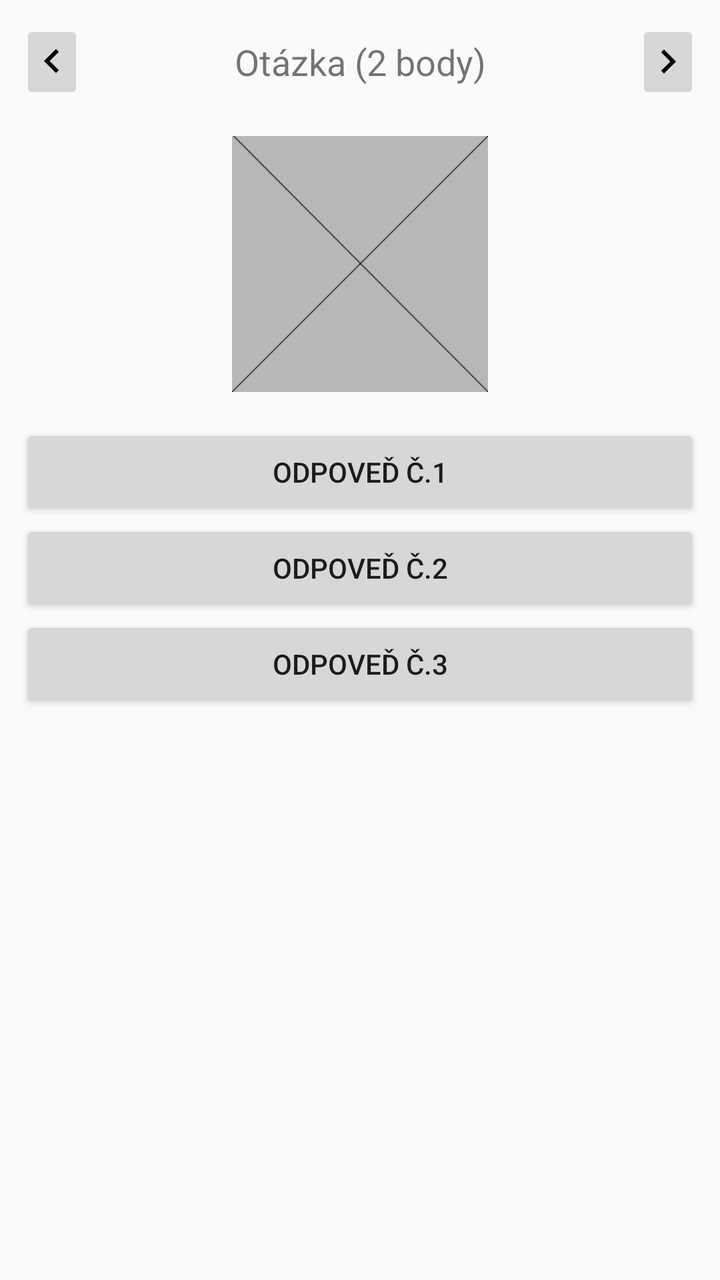
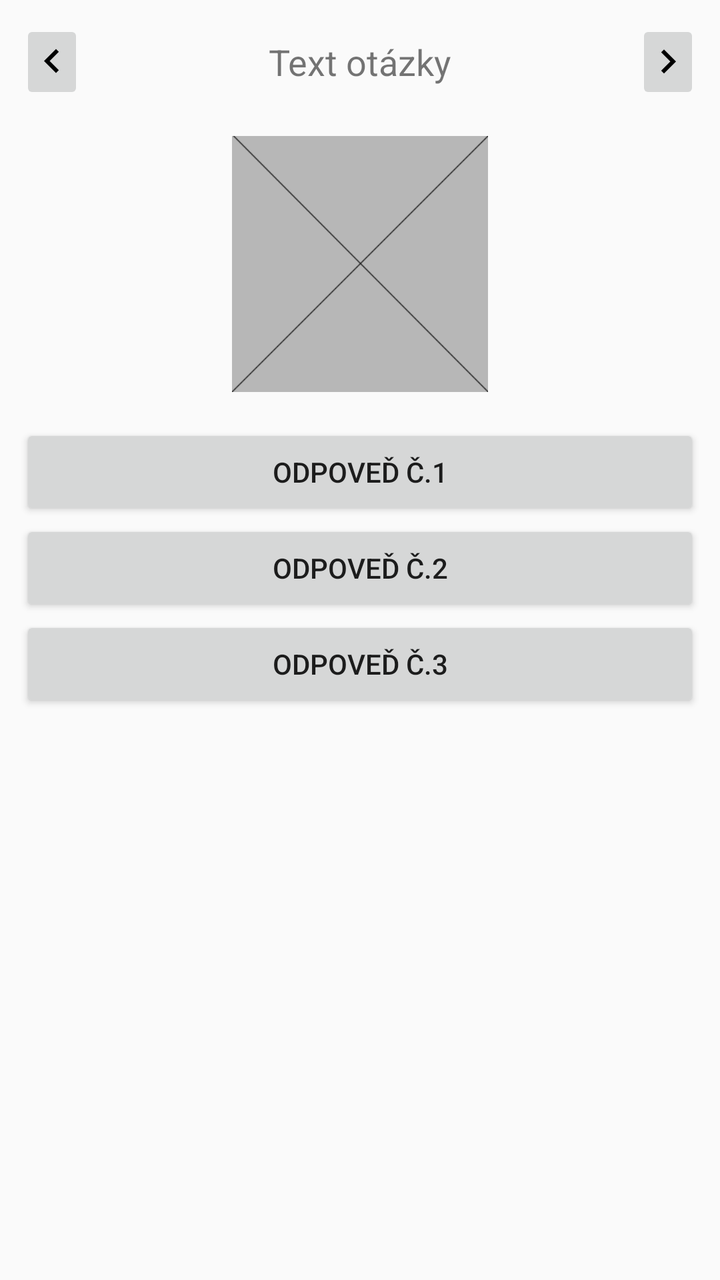

The first picture is an Android layout as it rendered before a commit; the second is the same layout after the commit. The layout source and the unified diff follow.
<!-- AndroidManifest.xml: application theme MyTheme.Light -->
<!-- res/layout/fragment_test.xml -->
<?xml version="1.0" encoding="utf-8"?>
<RelativeLayout
    xmlns:android="http://schemas.android.com/apk/res/android"
    xmlns:app="http://schemas.android.com/apk/res-auto"
    xmlns:tools="http://schemas.android.com/tools"
    android:layout_width="match_parent"
    android:layout_height="match_parent"
    android:background="?android:attr/windowBackground"
    android:paddingBottom="@dimen/activity_vertical_margin"
    android:paddingLeft="@dimen/activity_horizontal_margin"
    android:paddingRight="@dimen/activity_horizontal_margin"
    android:paddingTop="@dimen/activity_vertical_margin"
    app:layout_behavior="@string/appbar_scrolling_view_behavior"
    tools:context=".TestActivityFragment">

    
    <RelativeLayout
        android:layout_width="wrap_content"
        android:layout_height="match_parent">

        
        <LinearLayout
            android:id="@+id/wrapper"
            android:layout_width="match_parent"
            android:layout_height="wrap_content"
            android:gravity="center_horizontal"
            android:minHeight="42dp"
            android:orientation="horizontal">

            
            <ImageButton
                android:id="@+id/previous_question"
                android:layout_width="32dp"
                android:layout_height="match_parent"
                android:layout_marginEnd="8dp"
                android:layout_marginRight="8dp"
                android:layout_weight="0"
                android:src="@drawable/ic_keyboard_arrow_left_black_24dp"/>

            
            <TextView
                android:id="@+id/question_text"
                android:layout_width="match_parent"
                android:layout_height="wrap_content"
                android:layout_gravity="center"
                android:layout_weight="1"
                android:gravity="center"
                android:text="Otázka (2 body)"
                android:textSize="@dimen/tests_question_text_size"/>

            
            <ImageButton
                android:id="@+id/next_question"
                android:layout_width="32dp"
                android:layout_height="match_parent"
                android:layout_marginLeft="8dp"
                android:layout_marginStart="8dp"
                android:layout_weight="0"
                android:src="@drawable/ic_keyboard_arrow_right_black_24dp"/>

        </LinearLayout>

        
        <ImageView
            android:id="@+id/question_image"
            android:layout_width="match_parent"
            android:layout_height="@dimen/tests_image_height"
            android:layout_below="@id/wrapper"
            android:layout_centerHorizontal="true"
            android:layout_marginTop="@dimen/tests_image_margin"
            android:scaleType="fitCenter"
            android:src="@drawable/placeholder_small"
            android:visibility="visible"/>

        
        <LinearLayout
            android:layout_width="match_parent"
            android:layout_height="wrap_content"
            android:layout_below="@id/question_image"
            android:layout_marginTop="@dimen/tests_image_margin"
            android:orientation="vertical">

            <Button
                android:id="@+id/answer1"
                android:layout_width="match_parent"
                android:layout_height="wrap_content"
                android:drawablePadding="-24dp"
                android:minHeight="48dp"
                android:text="Odpoveď č.1"
                android:textSize="@dimen/tests_buttons_text_size"/>

            <Button
                android:id="@+id/answer2"
                android:layout_width="match_parent"
                android:layout_height="wrap_content"
                android:drawableLeft="@null"
                android:drawablePadding="-24dp"
                android:drawableStart="@null"
                android:minHeight="48dp"
                android:text="Odpoveď č.2"
                android:textSize="@dimen/tests_buttons_text_size"/>

            <Button
                android:id="@+id/answer3"
                android:layout_width="match_parent"
                android:layout_height="wrap_content"
                android:drawableLeft="@null"
                android:drawablePadding="-24dp"
                android:drawableStart="@null"
                android:minHeight="48dp"
                android:text="Odpoveď č.3"
                android:textSize="@dimen/tests_buttons_text_size"/>

        </LinearLayout>

    </RelativeLayout>

</RelativeLayout>
<!-- resources referenced by this layout -->
<resources>
  <dimen name="activity_horizontal_margin">4dp</dimen>
  <dimen name="activity_vertical_margin">4dp</dimen>
  <dimen name="tests_buttons_text_size">12sp</dimen>
  <dimen name="tests_image_height">96dp</dimen>
  <dimen name="tests_image_margin">8dp</dimen>
  <dimen name="tests_question_text_size">16sp</dimen>
  <!-- drawable ic_keyboard_arrow_left_black_24dp: png bitmap (drawable-hdpi, 150 bytes) -->
  <!-- drawable ic_keyboard_arrow_right_black_24dp: png bitmap (drawable-hdpi, 147 bytes) -->
  <!-- drawable placeholder_small: png bitmap (drawable, 8288 bytes) -->
  <style name="MyTheme.Light" parent="@style/Theme.AppCompat.Light.NoActionBar">
          
          
          <item name="colorPrimary">@color/colorPrimary</item>
          <item name="colorPrimaryDark">@color/colorPrimaryDark</item>
          <item name="colorSecondary">@color/colorSecondary</item>
          <item name="colorSecondaryDark">@color/colorSecondaryDark</item>
          <item name="colorTextTitle">@color/colorTextTitle</item>
          
          <item name="colorFlatButtons">@color/colorFlatButtons</item>
          <item name="colorFloatingActionButton">@color/colorFloatingActionButton</item>
          <item name="colorTabIndicator">@color/colorTabIndicator</item>
          <item name="colorCardBackground">@color/colorCardBackground</item>
          <item name="colorNavigationDrawerBackground">@color/colorNavigationDrawerBackground</item>
      </style>
  <color name="colorPrimary" type="color">#4285F4</color>
  <color name="colorPrimaryDark" type="color">#3367D6</color>
  <color name="colorSecondary" type="color">@color/deep_teal_300</color>
  <color name="colorSecondaryDark" type="color">@color/deep_teal_500</color>
  <color name="colorTextTitle" type="color">#FFEE58</color>
  <color name="colorFlatButtons" type="color">@color/pink_A200</color>
  <color name="colorFloatingActionButton" type="color">@color/amber_A700</color>
  <color name="colorTabIndicator" type="color">@color/amber_A700</color>
  <color name="colorCardBackground" type="color">#FFF</color>
  <color name="colorNavigationDrawerBackground" type="color">#FAFAFA</color>
  <color name="deep_teal_300" type="color">#4DB6AC</color>
  <color name="deep_teal_500" type="color">#009688</color>
  <color name="pink_A200" type="color">#FF4081</color>
  <color name="amber_A700" type="color">#FFAB00</color>
</resources>

<!-- the commit's change to res/layout/fragment_test.xml (unified diff, before → after) -->
@@ -45,7 +45,7 @@
                 android:layout_gravity="center"
                 android:layout_weight="1"
                 android:gravity="center"
-                android:text="Otázka (2 body)"
+                android:text="Text otázky"
                 android:textSize="@dimen/tests_question_text_size"/>
 
             
